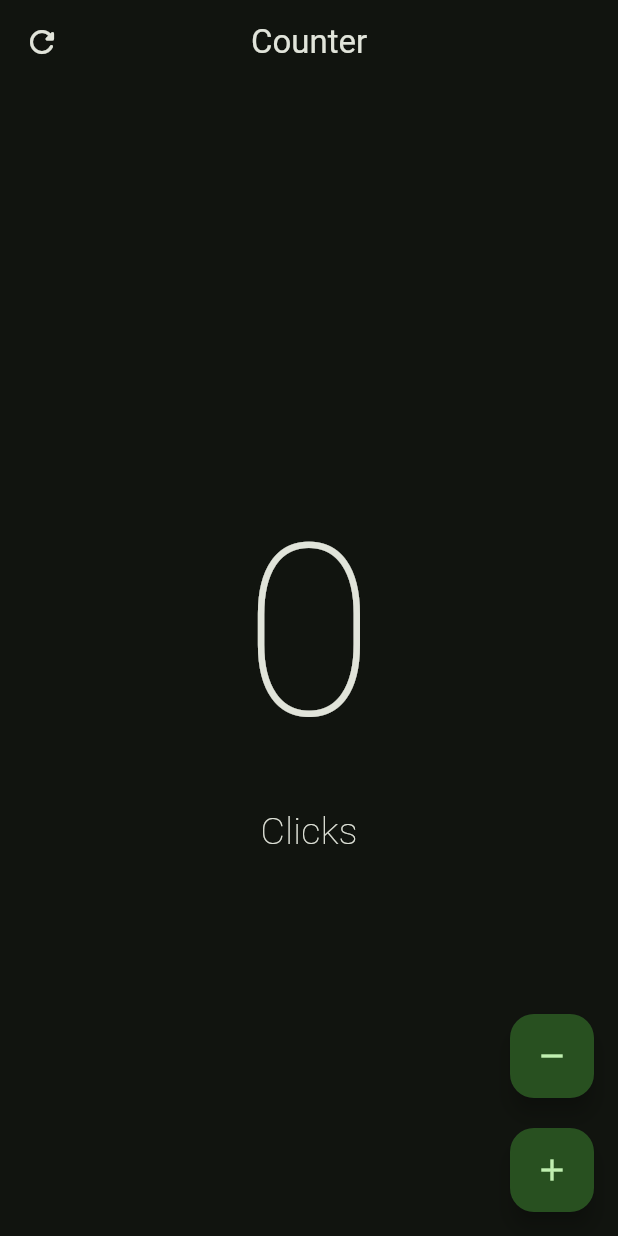
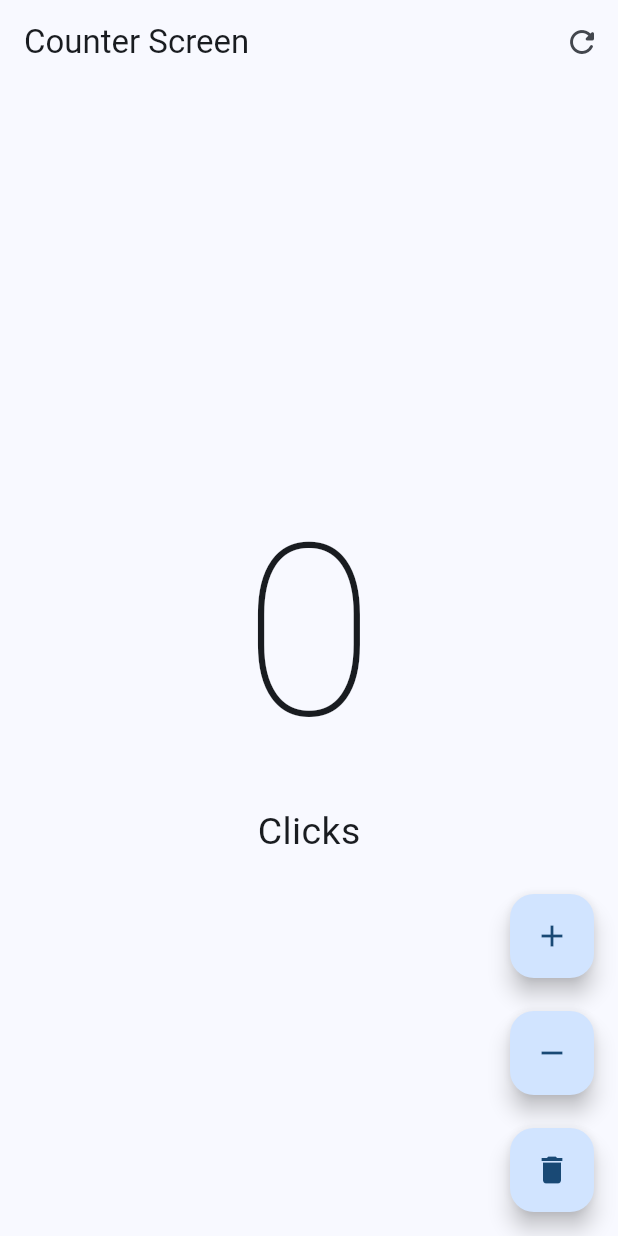
Before and after one commit to GenesisFH/tarea_1sd, a Flutter app: the screen it shows after launch, on a phone screen of 412 x 824 dp. Run offline on Flutter 3.47's test engine with Material 3 defaults, Android fonts, the phone set to English and light mode, and no system bars.

Commit message:
listo ahora si

```diff
--- a/lib/config/app_theme.dart
+++ /dev/null
@@ -1,16 +0,0 @@
-import 'package:flutter/material.dart';
-
-class AppTheme {
-  final int _indexColor;
-  AppTheme(this._indexColor): assert(_indexColor >= 0 && _indexColor < colors.length);
-
-  static List<Color> colors = [
-    const Color(0xFF00FF00),
-    const Color(0xFF0000FF),
-    const Color(0xFFFF0000),
-  ];
-  ThemeData getTheme () => ThemeData(
-    colorSchemeSeed: colors[_indexColor],
-    brightness: Brightness.dark
-  );
-}
--- a/lib/main.dart
+++ b/lib/main.dart
@@ -1,27 +1,24 @@
-import 'package:tarea_1/config/app_theme.dart';
-import 'package:tarea_1/presentation/screens/counter_screen.dart';
+import 'package:tarea_1/presentation/screens/counter/counter_screen.dart';
 import 'package:flutter/material.dart';
 
+// Corre el programa de la clase mainapp
 void main() {
   runApp(const MainApp());
 }
 
+// desde el clase se hereda los widgets del statelesswidget
 class MainApp extends StatelessWidget {
   const MainApp({super.key});
 
+  // Método build que define la interfaz de usuario del widget. Este método es obligatorio en todos los widgets.
   @override
   Widget build(BuildContext context) {
     return MaterialApp(
-      title: 'La Toxica',
-      theme: AppTheme(0).getTheme(),
-      debugShowCheckedModeBanner: false,
-      home: const SafeArea(
-        child: Scaffold(
-          body: Center(
-            child: CounterScreen()
-          ),
-        ),
+      debugShowCheckedModeBanner: false, // esconde la etiqueta de "debug" en la esquina
+      theme: ThemeData( // Define el tema de la aplicación.
+        colorSchemeSeed: Colors.blue, // le da el color principal de la aplicación a azul.
       ),
+      home: const CounterScreen(), // dice que CounterScreen como la pantalla de inicio de la aplicación.
     );
   }
 }
--- /dev/null
+++ b/lib/presentation/screens/counter/counter_screen.dart
@@ -0,0 +1,41 @@
+import 'package:tarea_1/presentation/screens/counter/counter_view.dart';
+import 'package:flutter/material.dart';
+
+class CounterScreen extends StatefulWidget {
+  const CounterScreen({super.key});
+
+  @override
+  State<CounterScreen> createState() => _CounterScreenState();
+}
+
+class _CounterScreenState extends State<CounterScreen> {
+  int _clickCounter = 0;
+
+  void _incrementCounter() {
+    setState(() {
+      _clickCounter++;
+    });
+  }
+
+  void _decrementCounter() {
+    setState(() {
+      _clickCounter--;
+    });
+  }
+
+  void _resetCounter() {
+    setState(() {
+      _clickCounter = 0;
+    });
+  }
+
+  @override
+  Widget build(BuildContext context) {
+    return CounterView(
+      clickCounter: _clickCounter,
+      onIncrement: _incrementCounter,
+      onDecrement: _decrementCounter,
+      onReset: _resetCounter,
+    );
+  }
+}
--- /dev/null
+++ b/lib/presentation/screens/counter/counter_view.dart
@@ -0,0 +1,65 @@
+import 'package:flutter/material.dart';
+
+class CounterView extends StatelessWidget {
+  final int clickCounter;
+  final VoidCallback onIncrement;
+  final VoidCallback onDecrement;
+  final VoidCallback onReset;
+
+  const CounterView({
+    super.key,
+    required this.clickCounter,
+    required this.onIncrement,
+    required this.onDecrement,
+    required this.onReset,
+  });
+
+  @override
+  Widget build(BuildContext context) {
+    return Scaffold(
+      appBar: AppBar(
+        title: const Text('Counter Screen'),
+        actions: [
+          IconButton(
+            onPressed: onReset,
+            icon: const Icon(Icons.refresh_rounded),
+          ),
+        ],
+      ),
+      body: Center(
+        child: Column(
+          mainAxisAlignment: MainAxisAlignment.center,
+          children: [
+            Text(
+              '$clickCounter',
+              style: const TextStyle(fontSize: 160, fontWeight: FontWeight.w100),
+            ),
+            Text(
+              clickCounter == 1 ? "Click" : "Clicks",
+              style: const TextStyle(fontSize: 25),
+            ),
+          ],
+        ),
+      ),
+      floatingActionButton: Column(
+        mainAxisAlignment: MainAxisAlignment.end,
+        children: [
+          FloatingActionButton(
+            onPressed: onIncrement,
+            child: const Icon(Icons.add),
+          ),
+          const SizedBox(height: 22),
+          FloatingActionButton(
+            onPressed: onDecrement,
+            child: const Icon(Icons.remove),
+          ),
+          const SizedBox(height: 22),
+          FloatingActionButton(
+            onPressed: onReset,
+            child: const Icon(Icons.delete),
+          ),
+        ],
+      ),
+    );
+  }
+}
--- a/lib/presentation/screens/counter_body.dart
+++ /dev/null
@@ -1,26 +0,0 @@
-import 'package:flutter/material.dart';
-
-class CounterBody extends StatelessWidget {
-  final int clickCounter;
-
-  const CounterBody({super.key, required this.clickCounter});
-
-  @override
-  Widget build(BuildContext context) {
-    return Center(
-      child: Column(
-        mainAxisAlignment: MainAxisAlignment.center,
-        children: [
-          Text(
-            '$clickCounter',
-            style: const TextStyle(fontSize: 160, fontWeight: FontWeight.w100),
-          ),
-          Text(
-            (clickCounter == 1 ? 'Click' : 'Clicks'),
-            style: const TextStyle(fontSize: 25, fontWeight: FontWeight.w100),
-          ),
-        ],
-      ),
-    );
-  }
-}
--- a/lib/presentation/screens/counter_fabs.dart
+++ /dev/null
@@ -1,30 +0,0 @@
-import 'package:flutter/material.dart';
-
-class CounterFABs extends StatelessWidget {
-  final VoidCallback onIncrement;
-  final VoidCallback onDecrement;
-
-  const CounterFABs({
-    super.key,
-    required this.onIncrement,
-    required this.onDecrement,
-  });
-
-  @override
-  Widget build(BuildContext context) {
-    return Column(
-      mainAxisAlignment: MainAxisAlignment.end,
-      children: [
-        FloatingActionButton(
-          onPressed: onDecrement,
-          child: const Icon(Icons.remove),
-        ),
-        const SizedBox(height: 20),
-        FloatingActionButton(
-          onPressed: onIncrement,
-          child: const Icon(Icons.add),
-        ),
-      ],
-    );
-  }
-}
--- a/lib/presentation/screens/counter_screen.dart
+++ /dev/null
@@ -1,51 +0,0 @@
-import 'package:tarea_1/presentation/screens/counter_body.dart';
-import 'package:tarea_1/presentation/screens/counter_fabs.dart';
-import 'package:flutter/material.dart';
-
-class CounterScreen extends StatefulWidget {
-  const CounterScreen({super.key});
-
-  @override
-  State<CounterScreen> createState() => _CounterScreenState();
-}
-
-class _CounterScreenState extends State<CounterScreen> {
-  int clickCounter = 0;
-
-  void _resetCounter() {
-    setState(() {
-      clickCounter = 0;
-    });
-  }
-
-  void _incrementCounter() {
-    setState(() {
-      clickCounter++;
-    });
-  }
-
-  void _decrementCounter() {
-    setState(() {
-      clickCounter--;
-    });
-  }
-
-  @override
-  Widget build(BuildContext context) {
-    return Scaffold(
-      appBar: AppBar(
-        title: const Text('Counter'),
-        centerTitle: true,
-        leading: IconButton(
-          onPressed: _resetCounter,
-          icon: const Icon(Icons.refresh_rounded),
-        ),
-      ),
-      body: CounterBody(clickCounter: clickCounter),
-      floatingActionButton: CounterFABs(
-        onIncrement: _incrementCounter,
-        onDecrement: _decrementCounter,
-      ),
-    );
-  }
-}
```
